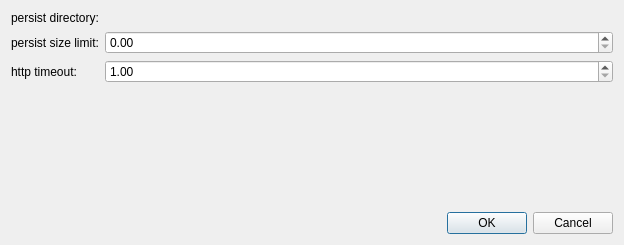
Old version of the form gui/mozregui/ui/global_prefs.ui in the repository mozilla/mozregression.
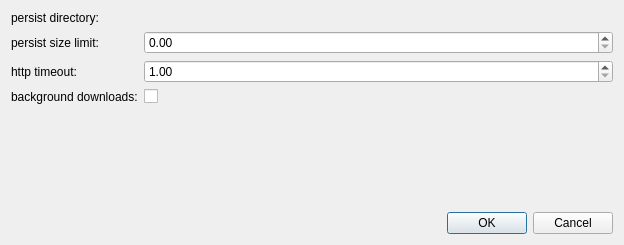
New version of the form. Custom widgets are drawn as their Qt base class.

Commit message:
[GUI] download background builds
Add the ability to download background builds (now the default)
and a global pref to change that.

```diff
--- a/gui/mozregui/ui/global_prefs.ui
+++ b/gui/mozregui/ui/global_prefs.ui
@@ -45,10 +45,10 @@
      <item row="1" column="1">
          <widget class="QDoubleSpinBox" name="persist_size_limit">
              <property name="minimum">
-                 <double>0.0</double>
+        <double>0.000000000000000</double>
              </property>
              <property name="maximum">
-                 <double>999.99</double>
+        <double>999.990000000000009</double>
              </property>
          </widget>
      </item>
@@ -69,6 +69,23 @@
        </property>
       </widget>
      </item>
+     <item row="3" column="0">
+      <widget class="QLabel" name="label_2">
+       <property name="toolTip">
+        <string>If checked, background downloads of the next builds will start while you are evaluating a build.</string>
+       </property>
+       <property name="text">
+        <string>background downloads:</string>
+       </property>
+      </widget>
+     </item>
+     <item row="3" column="1">
+      <widget class="QCheckBox" name="bg_downloads">
+       <property name="text">
+        <string/>
+       </property>
+      </widget>
+     </item>
     </layout>
    </item>
    <item>
```
Lines whose indentation alone changed are shown as unchanged. The commit also changes 3 other files.
